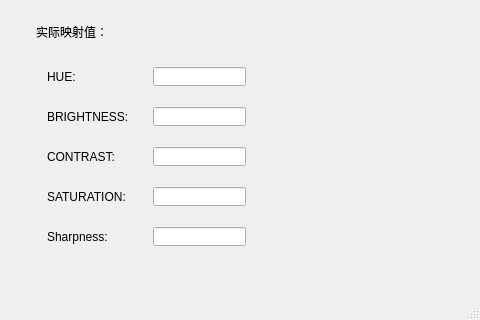
Above: mainwindow.ui from Huangguoju/colorTranslation before the change; both pictures show x 424 to 904 and y 221 to 541 of the 904 by 541 pixel window. Below: the same form after it.
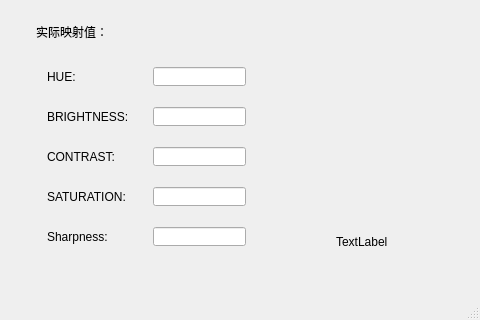
That is the form after the change. Icons and pictures are not drawn.

The edit to the form file:
```diff
--- a/mainwindow.ui
+++ b/mainwindow.ui
@@ -556,6 +556,19 @@
      <string>路径：</string>
     </property>
    </widget>
+   <widget class="QLabel" name="movieLabel">
+    <property name="geometry">
+     <rect>
+      <x>760</x>
+      <y>440</y>
+      <width>54</width>
+      <height>12</height>
+     </rect>
+    </property>
+    <property name="text">
+     <string>TextLabel</string>
+    </property>
+   </widget>
   </widget>
   <widget class="QToolBar" name="mainToolBar">
    <attribute name="toolBarArea">
```
